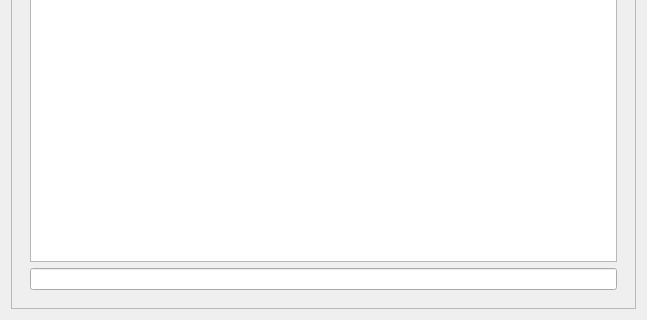
The window that ui/pdf_load_area.ui (Glen-Lee-glitch/new_viewer) describes before a commit, drawn with Qt 5; both pictures show x 0 to 647 and y 402 to 722 of the 647 by 722 pixel window.
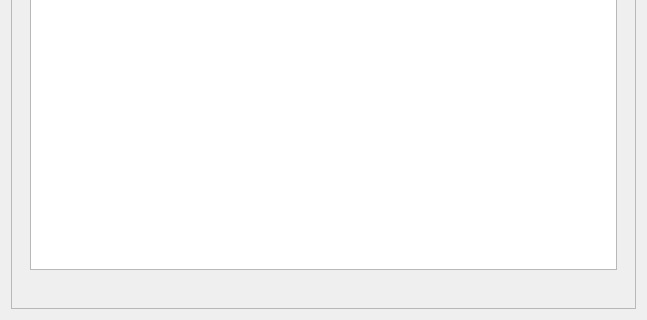
The same window after the commit.

Commit message: feat(ui): 메인 윈도우와 PDF 로드 영역에 작업자 이름 표시를 위한 레이아웃 추가

The edit to the form file:
```diff
--- a/ui/pdf_load_area.ui
+++ b/ui/pdf_load_area.ui
@@ -145,7 +145,11 @@
             <item>
              <layout class="QHBoxLayout" name="horizontalLayout_3">
               <item>
-               <widget class="QLineEdit" name="lineEdit_worker"/>
+               <widget class="QLabel" name="worker_label_1">
+                <property name="text">
+                 <string/>
+                </property>
+               </widget>
               </item>
              </layout>
             </item>
```
The commit also changes 2 other files.
